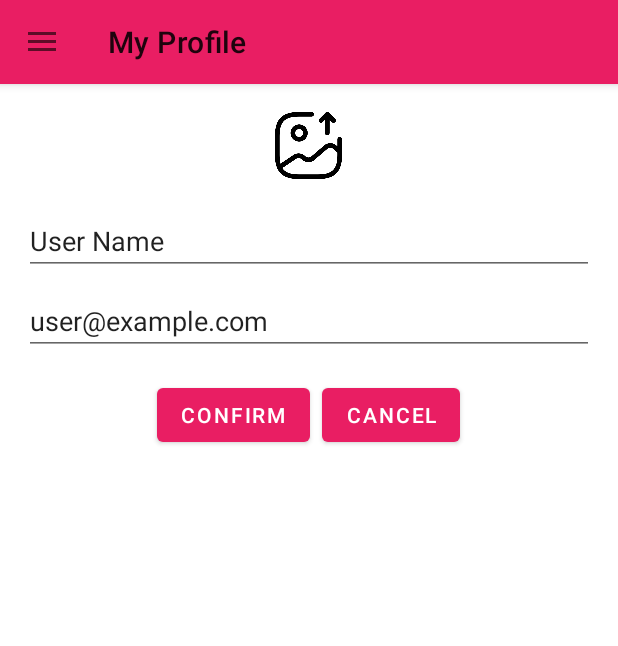
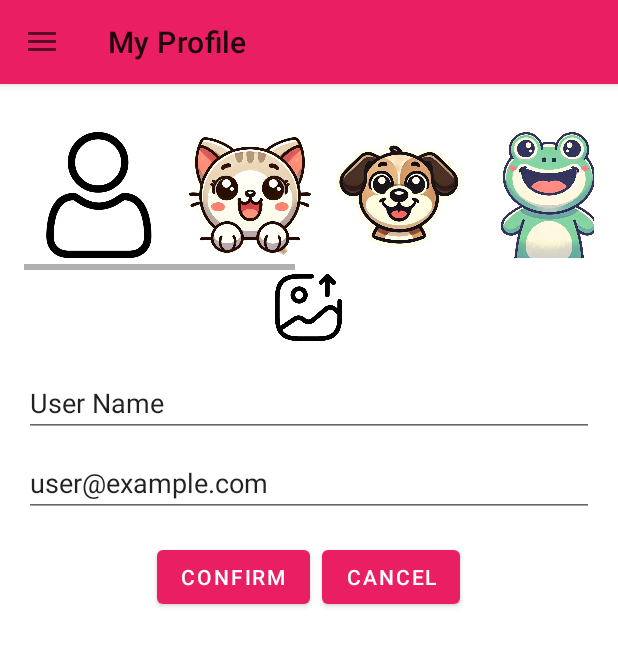
Before and after one commit to Lelekhoa1812/Linguaphile, an Android app: the ProfileFragment screen opened through its navigation route, after a tap on "UPDATE MY DETAILS", on a phone screen of 412 x 824 dp. Shown: the top 646 px of the screen. Run offline under Robolectric (Android 15) with nearby library versions, the phone set to English and light mode, and no system bars; our stand-ins replace Room's generated code, data binding, navigation-ui.

Commit message:
Sixteenth commit. Add Scroller allowing user to pick their avatar on available avatar images.

```diff
--- a/app/src/main/java/com/example/linguaphile/fragments/ProfileFragment.kt
+++ b/app/src/main/java/com/example/linguaphile/fragments/ProfileFragment.kt
@@ -10,6 +10,7 @@ import android.util.Log
 import android.view.LayoutInflater
 import android.view.View
 import android.view.ViewGroup
+import android.widget.ImageView
 import android.widget.Toast
 import androidx.activity.result.contract.ActivityResultContracts
 import androidx.fragment.app.Fragment
@@ -30,51 +31,8 @@ class ProfileFragment : Fragment() {
     private val binding get() = _binding!!
     private lateinit var userViewModel: UserViewModel
     private var currentUser: User? = null
-    private var selectedImageUri: Uri? = null
+    private var selectedImageResId: Int? = R.drawable.user // Variable for Image Resource id from drawable, with default avatar
 
-    // Save the image to the app's internal storage (e.g., res/drawable) with their Uri as string, return the path
-    private fun saveImageToInternalStorage(uri: Uri): String? {
-        return try {
-            // Setup context of the stream (e.g., file, uri)
-            val inputStream = requireContext().contentResolver.openInputStream(uri)
-            val bitmap = BitmapFactory.decodeStream(inputStream)
-            inputStream?.close()
-            // File context
-            val fileName = "profile_picture.png"
-            val file = File(requireContext().filesDir, fileName)
-            val outputStream = FileOutputStream(file)
-            // Format bitmap context
-            bitmap.compress(Bitmap.CompressFormat.PNG, 100, outputStream)
-            outputStream.flush()
-            outputStream.close()
-            file.absolutePath // Absolute path to the image
-        } catch (e: IOException) {
-            Log.e("ProfileFragment", "Error saving image: ${e.message}")
-            null
-        }
-    }
-
-    // Pick image from external storage (e.g., gallery), assert result status and set context (file, path, view)
-    private val pickImageResultLauncher = registerForActivityResult(
-        ActivityResultContracts.StartActivityForResult()
-    ) { result ->
-        // Set data
-        if (result.resultCode == Activity.RESULT_OK && result.data != null) {
-            val imageUri = result.data?.data
-            // Set path (uri)
-            imageUri?.let {
-                val imagePath = saveImageToInternalStorage(it)
-                // Casing image path has been defined, change the app's component view visibility
-                if (imagePath != null) {
-                    binding.editProfileImageHolder.visibility = View.GONE // Hide the upload icon
-                    binding.profileImageView.setImageURI(Uri.fromFile(File(imagePath))) // Load image from internal storage
-                    binding.profileImageView.visibility = View.VISIBLE
-                    // Parse the path
-                    selectedImageUri = Uri.parse(imagePath) // Save the path to use in updateUserDetails()
-                }
-            }
-        }
-    }
 
     // Create Views
     override fun onCreateView(
@@ -98,15 +56,67 @@ class ProfileFragment : Fragment() {
                 showDefaultDetails()
             }
         }
+        setupAvatarSelection() // Setup scroller view and enable data selection
+        // Handle avatar selection
+//        binding.avatarUser.setOnClickListener { selectAvatar(R.drawable.user) }
+//        binding.avatarCat.setOnClickListener { selectAvatar(R.drawable.cat) }
+//        binding.avatarDog.setOnClickListener { selectAvatar(R.drawable.dog) }
+//        binding.avatarRabbit.setOnClickListener { selectAvatar(R.drawable.rabbit) }
+//        binding.avatarFrog.setOnClickListener { selectAvatar(R.drawable.frog) }
+//        binding.avatarElephant.setOnClickListener { selectAvatar(R.drawable.elephant) }
+//        binding.avatarKangaroo.setOnClickListener { selectAvatar(R.drawable.kangaroo) }
+//        binding.avatarOx.setOnClickListener { selectAvatar(R.drawable.ox) }
         // Trigger edit mode on listener
         binding.updateDetailsButton.setOnClickListener { enterEditMode() }
         // Confirm and update user details on data
         binding.confirmButton.setOnClickListener { updateUserDetails() }
         // Cancel update
         binding.cancelButton.setOnClickListener { showUserDetails(currentUser) }
-        // Pick image on listener
-        binding.editProfileImageHolder.setOnClickListener { pickImageFromGallery() }
+        // Toggle visibility of scroller
+        binding.selectedProfileImageView.setOnClickListener {
+            toggleAvatarScrollerVisibility()
+        }
         return binding.root
+    }
+
+    // Implement the click handler for selecting images from the scroller, then bind data
+    private fun setupAvatarSelection() {
+        val avatarIds = listOf(
+            R.id.avatarUser, R.id.avatarCat, R.id.avatarDog,
+            R.id.avatarFrog, R.id.avatarElephant, R.id.avatarKangaroo,
+            R.id.avatarOx, R.id.avatarRabbit
+        )
+        avatarIds.forEach { id ->
+            binding.root.findViewById<ImageView>(id).setOnClickListener {
+                val drawableResource = when (id) {
+                    R.id.avatarUser -> R.drawable.user
+                    R.id.avatarCat -> R.drawable.cat
+                    R.id.avatarDog -> R.drawable.dog
+                    R.id.avatarFrog -> R.drawable.frog
+                    R.id.avatarElephant -> R.drawable.elephant
+                    R.id.avatarKangaroo -> R.drawable.kangaroo
+                    R.id.avatarOx -> R.drawable.ox
+                    R.id.avatarRabbit -> R.drawable.rabbit
+                    else -> R.drawable.user // Default case
+                }
+                selectedImageResId = drawableResource // Choose the targeted image resource
+                binding.selectedProfileImageView.setImageResource(drawableResource)
+                binding.selectedProfileImageView.visibility = View.VISIBLE
+                binding.avatarScrollView.visibility =
+                    View.GONE // Hide scroller after selection            }
+            }
+        }
+    }
+
+    // Enable and disable scroller visibility when interact UI elements
+    private fun toggleAvatarScrollerVisibility() {
+        if (binding.avatarScrollView.visibility == View.GONE) {
+            binding.avatarScrollView.visibility = View.VISIBLE
+            binding.selectedProfileImageView.visibility = View.GONE
+        } else {
+            binding.avatarScrollView.visibility = View.GONE
+            binding.selectedProfileImageView.visibility = View.VISIBLE
+        }
     }
 
     // View mode with default details and hide edit mode
@@ -115,14 +125,10 @@ class ProfileFragment : Fragment() {
         binding.viewModeLayout.visibility = View.VISIBLE
         // Parse the profilePicture string path or use default resource URI
         val imagePath = user?.profilePicture
-        // Assert image path not null then set up view with image uri, else shows default upload image
-        if (imagePath != null && File(imagePath).exists()) {
-            binding.profileImageView.setImageURI(Uri.fromFile(File(imagePath)))
-        } else {
-            binding.profileImageView.setImageResource(R.drawable.user)
-        }
-        binding.profileImageView.visibility = View.VISIBLE
-        binding.editProfileImageHolder.visibility = View.GONE // Hide in view mode
+        // Assert image path not null then set up view with corresponding animal icon user selected
+        val imageRes = user?.profilePicture?.toIntOrNull() ?: R.drawable.user
+        binding.profileImageView.setImageResource(imageRes)
+        binding.profileImageView.setBackgroundColor(resources.getColor(R.color.ivory, null))
         // Name and email TextViews
         binding.userNameTextView.text = user?.name ?: "" // "User Name"
         binding.emailTextView.text = user?.email ?: ""   // "user@example.com"
@@ -137,22 +143,11 @@ class ProfileFragment : Fragment() {
     private fun enterEditMode() {
         binding.viewModeLayout.visibility = View.GONE
         binding.editModeLayout.visibility = View.VISIBLE
-        // Name and email EditText widgets
+        // Set the EditText fields with current user data
         binding.editUserName.setText(currentUser?.name ?: "")
         binding.editEmail.setText(currentUser?.email ?: "")
-        val imagePath = currentUser?.profilePicture
-        if (imagePath != null && File(imagePath).exists()) {
-            binding.profileImageView.setImageDrawable(null) // Clear previous drawable to force refresh
-            binding.profileImageView.setImageURI(Uri.fromFile(File(imagePath)))
-        } else {
-            binding.profileImageView.setImageResource(R.drawable.user)
-        }
-        binding.profileImageView.invalidate() // Force view to refresh
-        Log.d("ProfileFragment", "Displayed Image path in edit mode: $imagePath") // Logs
-        binding.editProfileImageHolder.setImageResource(R.drawable.upload) // Set upload icon
-        binding.editProfileImageHolder.visibility = View.VISIBLE // Show the upload icon
-        // Bind and set selected image after chosen from gallery
-        binding.profileImageView.visibility = View.VISIBLE // Show current or default profile image
+        binding.avatarScrollView.visibility = View.VISIBLE
+        binding.selectedProfileImageView.visibility = View.GONE
     }
 
     // Update new detail entries and save
@@ -171,7 +166,8 @@ class ProfileFragment : Fragment() {
             email = newEmail,
             //profilePicture = selectedImageUri?.toString() ?: currentUser?.profilePicture // Save the picture uri
             //profilePicture = selectedImageUri?.path // Save the path instead of the URI
-            profilePicture = selectedImageUri?.path ?: currentUser?.profilePicture // Save the path or use current profile picture
+            //profilePicture = selectedImageUri?.path ?: currentUser?.profilePicture // Save the path or use current profile picture
+            profilePicture = selectedImageResId.toString() // Set image resource id (string)
         )
         // Update with ViewModel
         userViewModel.updateUser(updatedUser)
@@ -192,16 +188,7 @@ class ProfileFragment : Fragment() {
             }
         }
         // Clear `selectedImageUri` after updating, hence, will not violating the next update
-        selectedImageUri = null
-    }
-
-
-    // Use intent to allow import image from gallery
-    private fun pickImageFromGallery() {
-        val intent = Intent(Intent.ACTION_PICK).apply {
-            type = "image/*"
-        }
-        pickImageResultLauncher.launch(intent)
+        selectedImageResId = null
     }
 
     // Destroy
--- a/app/src/main/res/layout/fragment_profile.xml
+++ b/app/src/main/res/layout/fragment_profile.xml
@@ -19,12 +19,15 @@
             android:orientation="vertical"
             android:gravity="center_horizontal">
 
+            <!-- Profile image -->
             <ImageView
                 android:id="@+id/profileImageView"
                 android:layout_width="100dp"
                 android:layout_height="100dp"
                 android:src="@drawable/user"
-                android:layout_marginBottom="16dp" />
+                android:layout_marginBottom="16dp"
+                android:background="#FFFFF0"
+                android:scaleType="centerCrop" />
 
             <TextView
                 android:id="@+id/userNameTextView"
@@ -57,6 +60,103 @@
             android:orientation="vertical"
             android:gravity="center_horizontal"
             android:visibility="gone">
+
+            <!-- Selected Image View -->
+            <ImageView
+                android:id="@+id/selectedProfileImageView"
+                android:layout_width="100dp"
+                android:layout_height="100dp"
+                android:src="@drawable/upload"
+                android:layout_marginBottom="16dp"
+                android:scaleType="centerCrop"
+                android:visibility="gone" />
+
+            <!-- Horizontal Scroller selecting image resources -->
+            <HorizontalScrollView
+                android:id="@+id/avatarScrollView"
+                android:layout_width="match_parent"
+                android:layout_height="wrap_content"
+                android:layout_marginTop="8dp">
+
+                <LinearLayout
+                    android:layout_width="wrap_content"
+                    android:layout_height="wrap_content"
+                    android:orientation="horizontal">
+                    <!-- Beginner avatar package -->
+                    <!-- Default user img -->
+                    <ImageView
+                        android:id="@+id/avatarUser"
+                        android:layout_width="100dp"
+                        android:layout_height="100dp"
+                        android:src="@drawable/user"
+                        android:padding="8dp"
+                        android:clickable="true"
+                        android:onClick="onAvatarSelected" />
+                    <!-- Cat img -->
+                    <ImageView
+                        android:id="@+id/avatarCat"
+                        android:layout_width="100dp"
+                        android:layout_height="100dp"
+                        android:src="@drawable/cat"
+                        android:padding="8dp"
+                        android:clickable="true"
+                        android:onClick="onAvatarSelected" />
+                    <!-- Dog img -->
+                    <ImageView
+                        android:id="@+id/avatarDog"
+                        android:layout_width="100dp"
+                        android:layout_height="100dp"
+                        android:src="@drawable/dog"
+                        android:padding="8dp"
+                        android:clickable="true"
+                        android:onClick="onAvatarSelected" />
+                    <!-- Frog img -->
+                    <ImageView
+                        android:id="@+id/avatarFrog"
+                        android:layout_width="100dp"
+                        android:layout_height="100dp"
+                        android:src="@drawable/frog"
+                        android:padding="8dp"
+                        android:clickable="true"
+                        android:onClick="onAvatarSelected" />
+                    <!-- Elephant img -->
+                    <ImageView
+                        android:id="@+id/avatarElephant"
+                        android:layout_width="100dp"
+                        android:layout_height="100dp"
+                        android:src="@drawable/elephant"
+                        android:padding="8dp"
+                        android:clickable="true"
+                        android:onClick="onAvatarSelected" />
+                    <!-- Kangaroo img -->
+                    <ImageView
+                        android:id="@+id/avatarKangaroo"
+                        android:layout_width="100dp"
+                        android:layout_height="100dp"
+                        android:src="@drawable/kangaroo"
+                        android:padding="8dp"
+                        android:clickable="true"
+                        android:onClick="onAvatarSelected" />
+                    <!-- Ox img -->
+                    <ImageView
+                        android:id="@+id/avatarOx"
+                        android:layout_width="100dp"
+                        android:layout_height="100dp"
+                        android:src="@drawable/ox"
+                        android:padding="8dp"
+                        android:clickable="true"
+                        android:onClick="onAvatarSelected" />
+                    <!-- Rabbit img -->
+                    <ImageView
+                        android:id="@+id/avatarRabbit"
+                        android:layout_width="100dp"
+                        android:layout_height="100dp"
+                        android:src="@drawable/rabbit"
+                        android:padding="8dp"
+                        android:clickable="true"
+                        android:onClick="onAvatarSelected" />
+                </LinearLayout>
+            </HorizontalScrollView>
 
             <ImageView
                 android:id="@+id/editProfileImageHolder"
--- a/app/src/main/res/values/colors.xml
+++ b/app/src/main/res/values/colors.xml
@@ -9,5 +9,6 @@
     <color name="colorTextPrimary">#FFFFFF</color>
     <color name="colorTextSecondary">#000000</color>
     <color name="grey">#A6FFFFFF</color>
+    <color name="ivory">#FFFFF0</color>
     <!-- Add more custom colors as needed -->
 </resources>
```
Also changed, not shown: app/src/main/res/drawable/cat.png (added), app/src/main/res/drawable/dog.png (added), app/src/main/res/drawable/elephant.png (added), app/src/main/res/drawable/frog.png (added), app/src/main/res/drawable/kangaroo.png (added), app/src/main/res/drawable/ox.png (added), app/src/main/res/drawable/rabbit.png (added).
